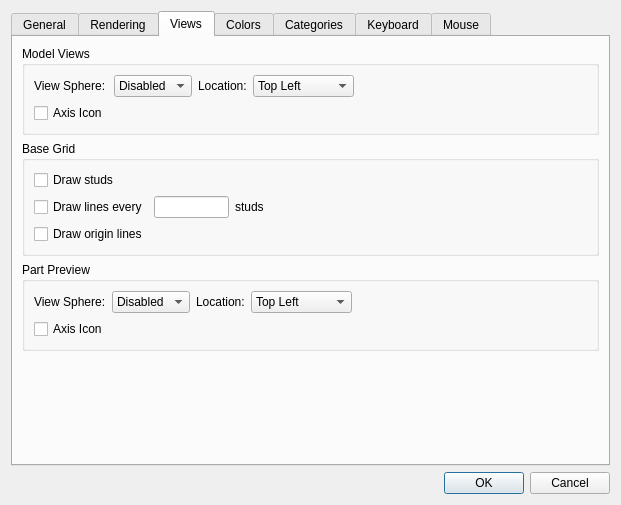
leozide/leocad, file qt/lc_qpreferencesdialog.ui: the form before one commit.
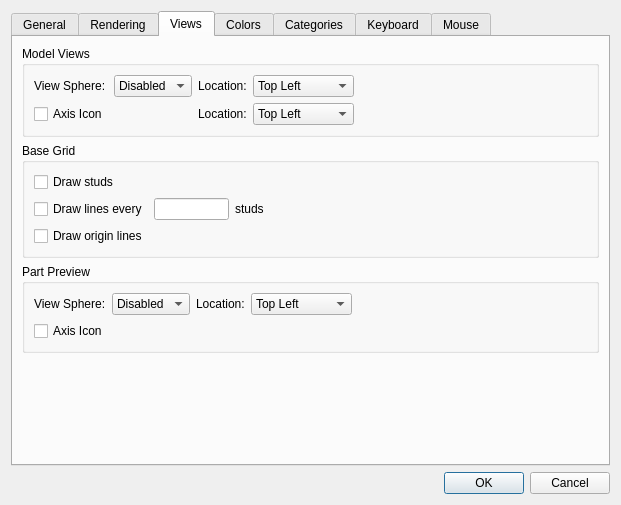
The form after the commit. The open tabs and pages were chosen to show the change. Icons and pictures are not drawn.

Commit message: Added option to choose the axis icon location. Closes #638.

Diff of the .ui file:
```diff
--- a/qt/lc_qpreferencesdialog.ui
+++ b/qt/lc_qpreferencesdialog.ui
@@ -705,6 +705,37 @@
             </property>
            </spacer>
           </item>
+          <item row="1" column="2">
+           <widget class="QLabel" name="AxisIconLocationLabel">
+            <property name="text">
+             <string>Location:</string>
+            </property>
+           </widget>
+          </item>
+          <item row="1" column="3">
+           <widget class="QComboBox" name="AxisIconLocationCombo">
+            <item>
+             <property name="text">
+              <string>Top Left</string>
+             </property>
+            </item>
+            <item>
+             <property name="text">
+              <string>Top Right</string>
+             </property>
+            </item>
+            <item>
+             <property name="text">
+              <string>Bottom Left</string>
+             </property>
+            </item>
+            <item>
+             <property name="text">
+              <string>Bottom Right</string>
+             </property>
+            </item>
+           </widget>
+          </item>
          </layout>
         </widget>
        </item>
```
Left out of the diff: 1 changed line with no effect on the pictures. The commit also changes 6 other files.
